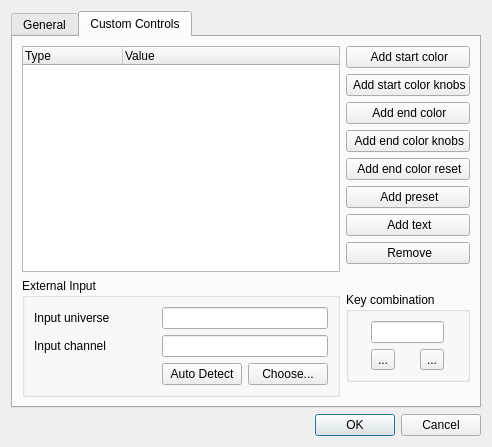
Qt form ui/src/virtualconsole/vcmatrixproperties.ui (mcallegari/qlcplus) before a commit.
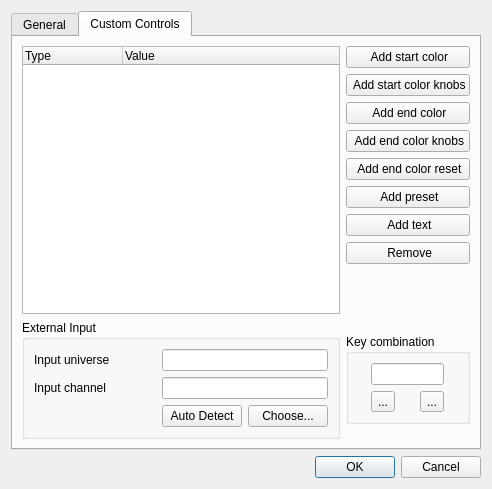
The same form after that commit. The open tabs and pages were chosen to show the change. Icons and pictures are not drawn.

Patch:
```diff
--- a/ui/src/virtualconsole/vcmatrixproperties.ui
+++ b/ui/src/virtualconsole/vcmatrixproperties.ui
@@ -7,7 +7,7 @@
     <x>0</x>
     <y>0</y>
     <width>492</width>
-    <height>434</height>
+    <height>489</height>
    </rect>
   </property>
   <property name="windowTitle">
@@ -258,6 +258,12 @@
         <layout class="QGridLayout" name="gridLayout_5">
          <item row="0" column="1" rowspan="9">
           <widget class="QTreeWidget" name="m_controlsTree">
+           <property name="rootIsDecorated">
+            <bool>false</bool>
+           </property>
+           <property name="itemsExpandable">
+            <bool>false</bool>
+           </property>
            <column>
             <property name="text">
              <string>Type</string>
```
